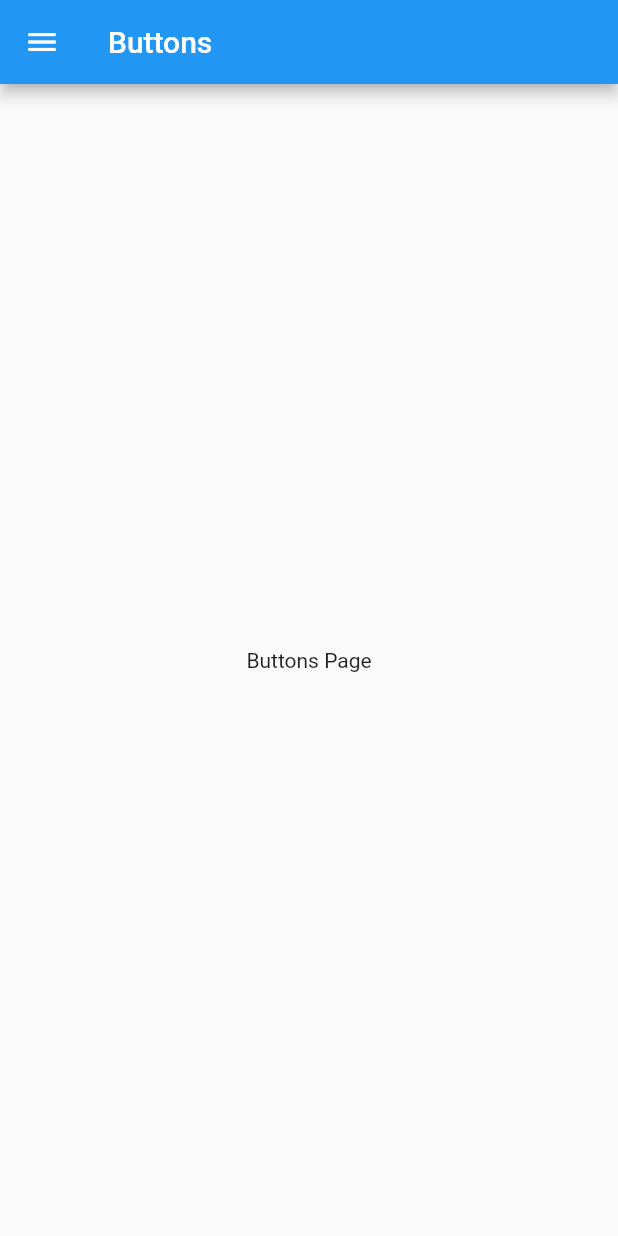
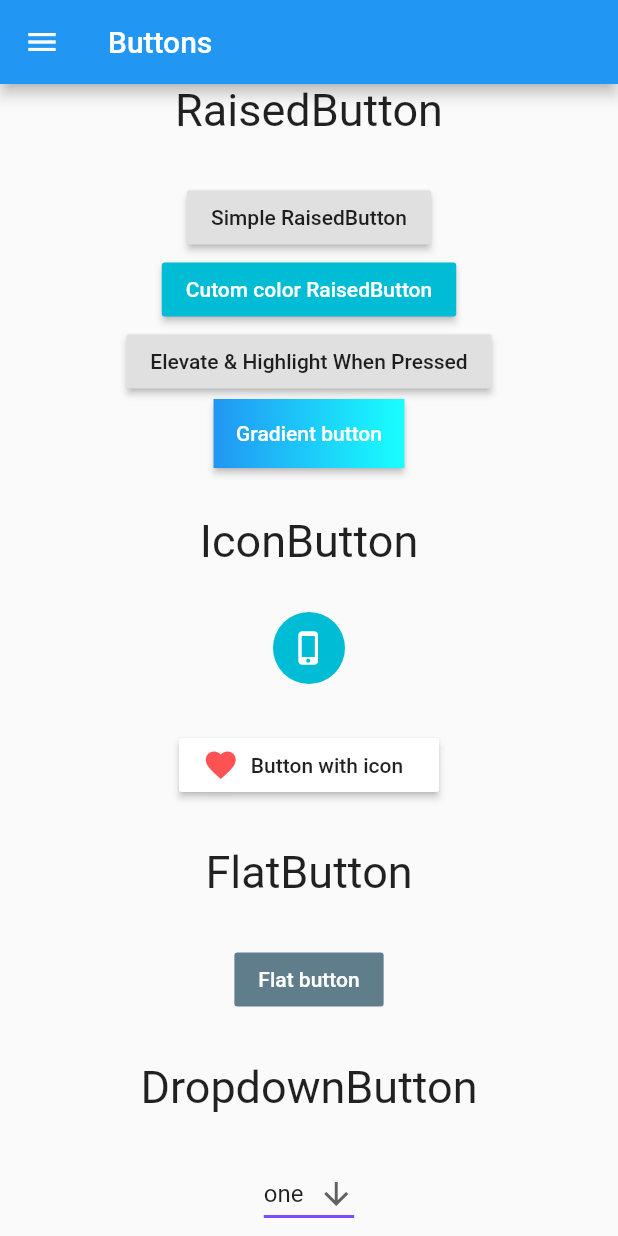
Before and after one commit to hamzawaleed0102/flutter_widgets_showcase, a Flutter app: the ButtonsScreen screen opened by its route, on a phone screen of 412 x 824 dp. Run offline on Flutter 3.47's test engine with Material 2 defaults, Android fonts, the phone set to English and light mode, and no system bars.

Commit message:
Add more buttons

```diff
--- /dev/null
+++ b/lib/components/MyDropDownButton.dart
@@ -0,0 +1,32 @@
+import 'package:flutter/cupertino.dart';
+import 'package:flutter/material.dart';
+
+class MyDropDownButton extends StatefulWidget {
+  _MyDropDownButtonState createState() => _MyDropDownButtonState();
+}
+
+class _MyDropDownButtonState extends State<MyDropDownButton> {
+  String dropdownValue = "one";
+  @override
+  Widget build(BuildContext context) {
+    // TODO: implement build
+    return DropdownButton(
+        value: dropdownValue,
+        icon: Icon(Icons.arrow_downward),
+        iconSize: 24,
+        elevation: 16,
+        underline: Container(
+          height: 2,
+          color: Colors.deepPurpleAccent,
+        ),
+        onChanged: (String newVal) {
+          setState(() {
+            dropdownValue = newVal;
+          });
+        },
+        items: <String>['one', 'two', 'three', 'four']
+            .map<DropdownMenuItem<String>>((String value) {
+          return DropdownMenuItem(child: Text(value), value: value);
+        }).toList());
+  }
+}
--- a/lib/screens/ButtonsScreen.dart
+++ b/lib/screens/ButtonsScreen.dart
@@ -1,21 +1,120 @@
+import 'package:flutter/cupertino.dart';
 import 'package:flutter/material.dart';
+import 'package:flutterplayground/components/MyDropDownButton.dart';
 import 'package:flutterplayground/components/SideDrawer.dart';
-class ButtonsScreen extends StatelessWidget{
-  static const String routeName="/buttons";
+
+class ButtonsScreen extends StatelessWidget {
+  static const String routeName = "/buttons";
   @override
-  Widget build(BuildContext context){
-    return  Scaffold(
+  Widget build(BuildContext context) {
+    return Scaffold(
       drawer: SideDrawer(),
-      appBar: AppBar(title: Text("Buttons"),),
-      body: Center(
-      child: Column(
-        mainAxisAlignment: MainAxisAlignment.center,
-        children: <Widget>[
-          Text(
-            'Buttons Page',
+      appBar: AppBar(
+        title: Text("Buttons"),
+      ),
+      body: SingleChildScrollView(
+        child: Center(
+          child: Column(
+            mainAxisAlignment: MainAxisAlignment.center,
+            children: <Widget>[
+              Text(
+                "RaisedButton",
+                style: TextStyle(fontSize: 30),
+              ),
+              SizedBox(height: 30),
+              RaisedButton(
+                onPressed: () {},
+                child: Text("Simple RaisedButton"),
+              ),
+              RaisedButton(
+                onPressed: () {},
+                color: Colors.cyan,
+                child: Text("Cutom color RaisedButton"),
+                textColor: Colors.white,
+              ),
+              RaisedButton(
+                onPressed: () {},
+                child: Text("Elevate & Highlight When Pressed"),
+                highlightColor: Colors.cyan,
+                highlightElevation: 10,
+              ),
+              RaisedButton(
+                onPressed: () {},
+                padding: const EdgeInsets.all(0.0),
+                child: Container(
+                  decoration: const BoxDecoration(
+                      gradient: LinearGradient(
+                          colors: [Colors.blue, Colors.cyanAccent])),
+                  child: Text(
+                    "Gradient button",
+                    style: TextStyle(color: Colors.white),
+                  ),
+                  padding: EdgeInsets.all(15.0),
+                ),
+              ),
+              SizedBox(height: 30),
+              Text(
+                "IconButton",
+                style: TextStyle(fontSize: 30),
+              ),
+              SizedBox(height: 30),
+              Ink(
+                decoration: ShapeDecoration(
+                  color: Colors.cyan,
+                  shape: CircleBorder(),
+                ),
+                child: IconButton(
+                  icon: Icon(Icons.phone_iphone),
+                  onPressed: () {},
+                  color: Colors.white,
+                ),
+              ),
+              SizedBox(height: 30),
+              MaterialButton(
+                onPressed: () {},
+                color: Colors.white,
+                child: Row(
+                  mainAxisSize: MainAxisSize.min,
+                  children: <Widget>[
+                    Icon(
+                      Icons.favorite,
+                      color: Colors.redAccent,
+                    ),
+                    Padding(
+                      padding: const EdgeInsets.all(8.0),
+                      child: Text(
+                        "Button with icon",
+                      ),
+                    )
+                  ],
+                ),
+              ),
+              SizedBox(height: 30),
+              Text(
+                "FlatButton",
+                style: TextStyle(fontSize: 30),
+              ),
+              SizedBox(height: 30),
+              FlatButton(
+                child: Text(
+                  "Flat button",
+                  style: TextStyle(color: Colors.white),
+                ),
+                color: Colors.blueGrey,
+                onPressed: () {},
+              ),
+              SizedBox(height: 30),
+              Text(
+                "DropdownButton",
+                style: TextStyle(fontSize: 30),
+              ),
+              SizedBox(height: 30),
+              MyDropDownButton(),
+              SizedBox(height: 30),
+            ],
           ),
-        ],
+        ),
       ),
-    ),);
+    );
   }
 }
```
Also changed, not shown: lib/screens/CardsScreen.dart (added).
